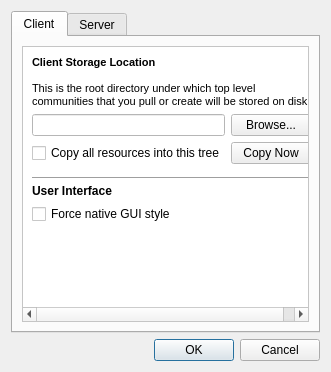
Old version of the form Application/MIDASDesktop/GUI/PreferencesUI.ui in the repository cpatrick/MidasClient.
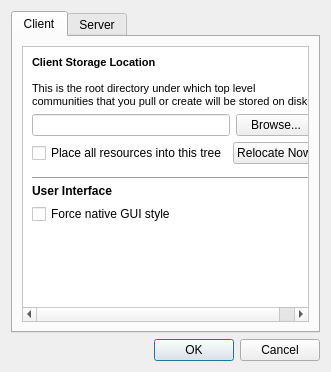
New version of the form. Icons and pictures are not drawn.

Commit message:
ENH: "Move tree" functionality in addition to "copy tree"
SVN-Revision: 3408

```diff
--- a/Application/MIDASDesktop/GUI/PreferencesUI.ui
+++ b/Application/MIDASDesktop/GUI/PreferencesUI.ui
@@ -154,14 +154,14 @@
              <item>
               <widget class="QCheckBox" name="copyResourcesCheckBox">
                <property name="text">
-                <string>Copy all resources into this tree</string>
+                <string>Place all resources into this tree</string>
                </property>
               </widget>
              </item>
              <item>
               <widget class="QPushButton" name="copyNowButton">
                <property name="text">
-                <string>Copy Now</string>
+                <string>Relocate Now</string>
                </property>
               </widget>
              </item>
```
Left out of the diff: 7 changed lines with no effect on the pictures. The commit also changes 7 other files.
